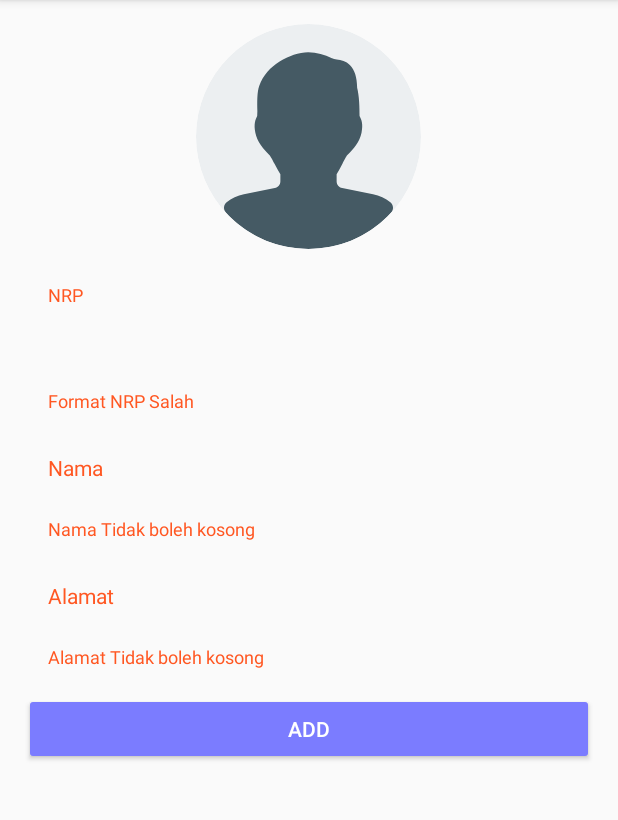
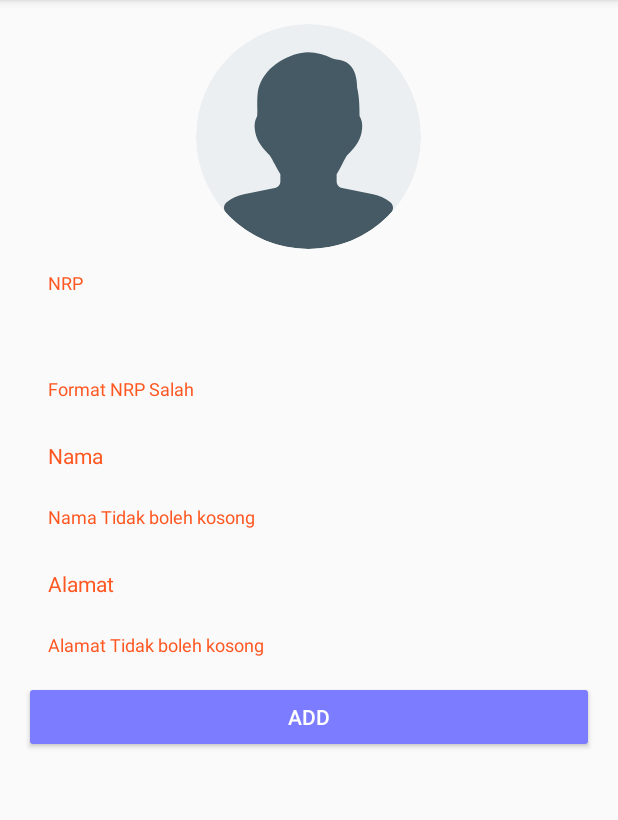
Before and after one commit to ahmadfaizk/android-MVPCRUDMahasiswa, an Android app: the AddUpdateMahasiswaActivity screen opened directly, with no data from a screen before it, after a tap on "ADD", on a phone screen of 412 x 824 dp, the part 84-904 px from its top. Run offline under Robolectric (Android 15) with nearby library versions, the phone set to English and light mode, and no system bars; our stand-ins replace ButterKnife, CircleImageView; pictures from the network do not load.

Commit message:
clean code

```diff
--- a/app/src/main/AndroidManifest.xml
+++ b/app/src/main/AndroidManifest.xml
@@ -5,13 +5,13 @@
     <uses-permission android:name="android.permission.INTERNET" />
     <uses-permission android:name="android.permission.READ_EXTERNAL_STORAGE" />
     <application
-        android:allowBackup="true"
+        android:allowBackup="false"
         android:icon="@mipmap/ic_launcher"
         android:label="@string/app_name"
         android:roundIcon="@mipmap/ic_launcher_round"
         android:supportsRtl="true"
         android:theme="@style/AppTheme">
-        <activity android:name=".view.ui.AddUpdateMahasiswaActivity"></activity>
+        <activity android:name=".view.ui.AddUpdateMahasiswaActivity" />
         <activity android:name=".view.ui.MainActivity">
             <intent-filter>
                 <action android:name="android.intent.action.MAIN" />
--- a/app/src/main/java/com/faiz/mahasiswaku/model/Mahasiswa.java
+++ b/app/src/main/java/com/faiz/mahasiswaku/model/Mahasiswa.java
@@ -9,9 +9,6 @@ public class Mahasiswa implements Parcelable {
     private String nama;
     private String alamat;
     private String foto;
-
-    public Mahasiswa() {
-    }
 
     public Mahasiswa(int nrp, String nama, String alamat) {
         this.nrp = nrp;
--- a/app/src/main/java/com/faiz/mahasiswaku/view/adapter/MahasiswaAdapter.java
+++ b/app/src/main/java/com/faiz/mahasiswaku/view/adapter/MahasiswaAdapter.java
@@ -64,7 +64,7 @@ public class MahasiswaAdapter extends RecyclerView.Adapter<MahasiswaAdapter.View
         return listMahasiswa.size();
     }
 
-    class ViewHolder extends RecyclerView.ViewHolder {
+    static class ViewHolder extends RecyclerView.ViewHolder {
         @BindView(R.id.tv_nrp) TextView tvNRP;
         @BindView(R.id.tv_nama) TextView tvNama;
         @BindView(R.id.tv_alamat) TextView tvAlamat;
--- a/app/src/main/java/com/faiz/mahasiswaku/view/ui/AddUpdateMahasiswaActivity.java
+++ b/app/src/main/java/com/faiz/mahasiswaku/view/ui/AddUpdateMahasiswaActivity.java
@@ -9,7 +9,6 @@ import android.view.MenuItem;
 import android.view.View;
 import android.view.inputmethod.InputMethodManager;
 import android.widget.Button;
-import android.widget.ProgressBar;
 import android.widget.Toast;
 
 import androidx.annotation.NonNull;
@@ -56,7 +55,6 @@ public class AddUpdateMahasiswaActivity extends AppCompatActivity implements Vie
     public static final int RESULT_UPDATE = 201;
     public static final int RESULT_DELETE = 301;
     private final int ALERT_DIALOG_CLOSE = 10;
-    private final int ALERT_DIALOG_DELETE = 20;
     public static final int REQUEST_IMAGE_CAPTURE = 1;
     public static final int REQUEST_IMAGE_MEDIA = 2;
 
@@ -105,6 +103,7 @@ public class AddUpdateMahasiswaActivity extends AppCompatActivity implements Vie
 
     @Override
     public boolean onOptionsItemSelected(@NonNull MenuItem item) {
+        int ALERT_DIALOG_DELETE = 20;
         switch (item.getItemId()) {
             case R.id.action_delete:
                 showAlertDialog(ALERT_DIALOG_DELETE);
@@ -186,17 +185,17 @@ public class AddUpdateMahasiswaActivity extends AppCompatActivity implements Vie
 
     @Override
     public String getNrp() {
-        return edtNRP.getText().toString();
+        return String.valueOf(edtNRP.getText());
     }
 
     @Override
     public String getName() {
-        return edtNama.getText().toString();
+        return String.valueOf(edtNama.getText());
     }
 
     @Override
     public String getAddress() {
-        return edtAlamat.getText().toString();
+        return String.valueOf(edtAlamat.getText());
     }
 
     @Override
@@ -260,7 +259,9 @@ public class AddUpdateMahasiswaActivity extends AppCompatActivity implements Vie
         View view = this.getCurrentFocus();
         if (view != null) {
             InputMethodManager imm = (InputMethodManager) getSystemService(Context.INPUT_METHOD_SERVICE);
-            imm.hideSoftInputFromWindow(view.getWindowToken(), 0);
+            if (imm != null) {
+                imm.hideSoftInputFromWindow(view.getWindowToken(), 0);
+            }
         }
     }
 }
--- a/app/src/main/res/layout/activity_add_mahasiswa.xml
+++ b/app/src/main/res/layout/activity_add_mahasiswa.xml
@@ -16,13 +16,13 @@
             android:layout_width="150dp"
             android:layout_height="150dp"
             android:layout_gravity="center"
+            android:layout_marginBottom="16dp"
             android:src="@drawable/ic_user" />
 
         <com.google.android.material.textfield.TextInputLayout
             android:id="@+id/cont_nrp"
             android:layout_width="match_parent"
             android:layout_height="wrap_content"
-            android:layout_marginTop="24dp"
             android:hint="@string/nrp"
             app:errorEnabled="true">
             <com.google.android.material.textfield.TextInputEditText
--- a/app/src/main/res/layout/item_mahasiswa.xml
+++ b/app/src/main/res/layout/item_mahasiswa.xml
@@ -3,7 +3,6 @@
     android:layout_width="match_parent"
     android:layout_height="wrap_content"
     android:padding="8dp">
-
     <de.hdodenhof.circleimageview.CircleImageView
         android:id="@+id/img_mahasiswa"
         android:layout_width="60dp"
--- a/app/src/main/res/xml/file_paths.xml
+++ b/app/src/main/res/xml/file_paths.xml
@@ -1,4 +1,4 @@
 <?xml version="1.0" encoding="utf-8"?>
-<paths xmlns:android="http://schemas.android.com/apk/res/android">
+<paths>
     <external-path name="my_images" path="Android/data/com.faiz.mahasiswaku/files/Pictures" />
 </paths>
```
Also changed, not shown: app/src/main/java/com/faiz/mahasiswaku/presenter/AddUpdatePresenter.java (+12 -4 lines), app/src/main/java/com/faiz/mahasiswaku/view/ui/MainActivity.java (+1 -8 lines).
